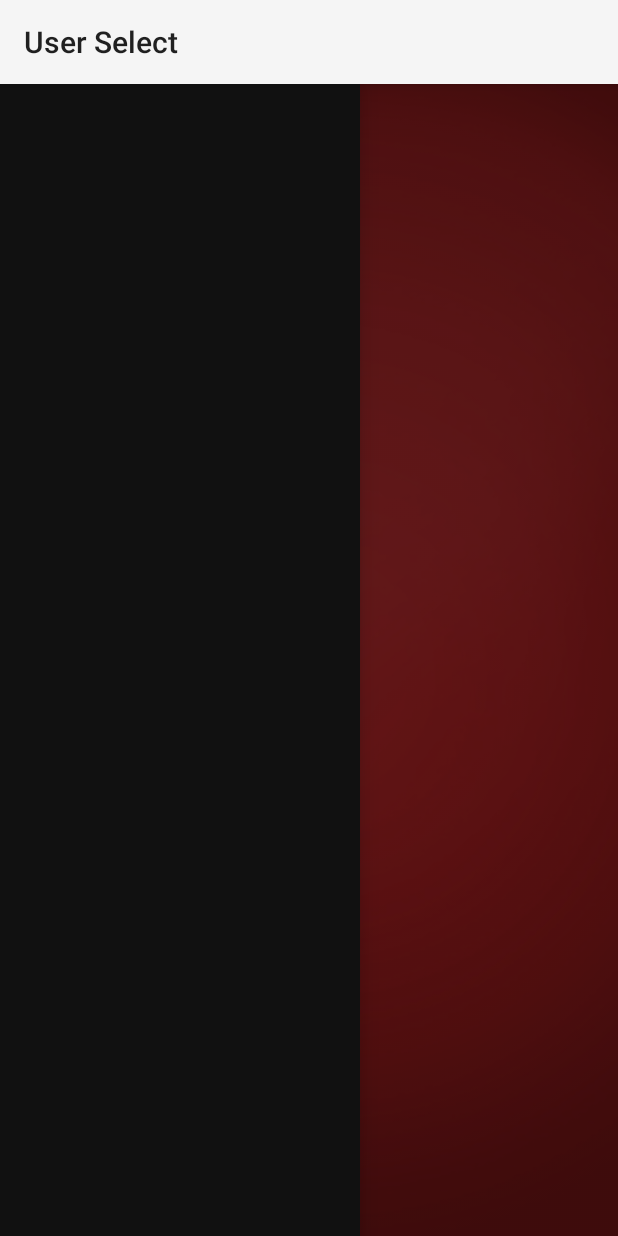
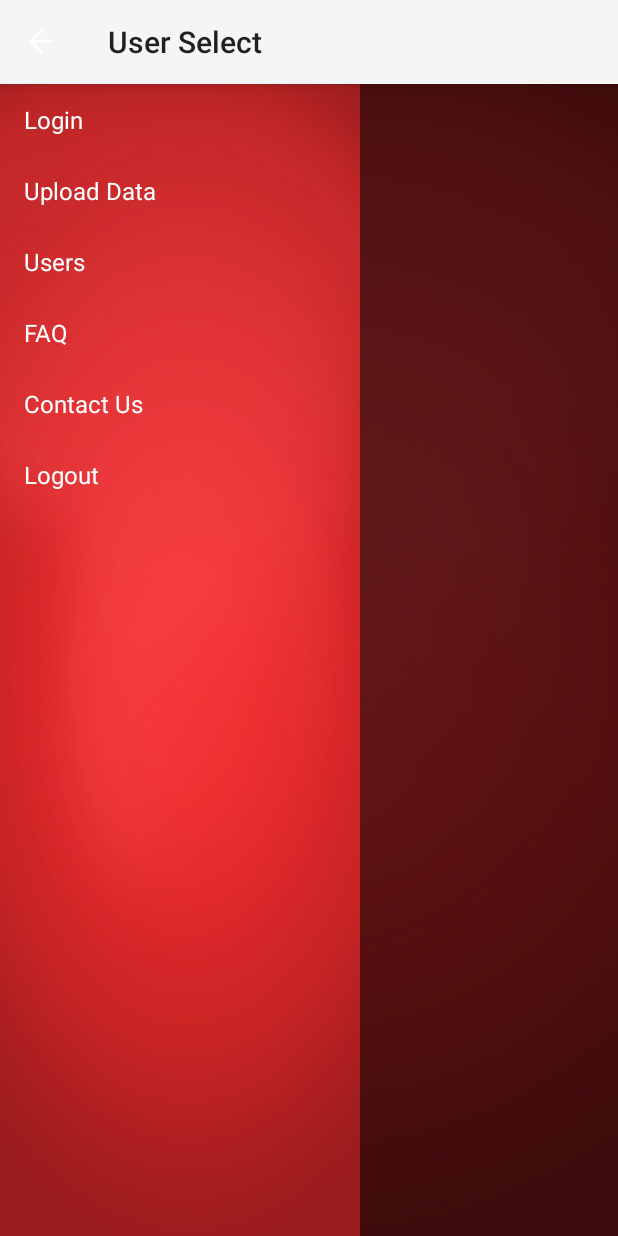
Before and after one commit to mba12/movobluewave, an Android app: the UserActivity screen opened directly, with no data from a screen before it, with the side drawer open, on a phone screen of 412 x 824 dp. Run offline under Robolectric (Android 15) with nearby library versions, the phone set to English and light mode, and no system bars; libraries missing offline, so code that uses them is left out: com.firebase.client, com.github.mikephil.charting.

Commit message:
Multi-user support implemented. Can successfully swap between users in the users page and once the app has been restarted the charts update and display the correct data. To make this actually usable I need to make user creation via the app a thing as right now you can only log into already existing users. I also have to tie the callback from the login swap so that it updates the charts on its own.

```diff
--- a/src/android/app/src/main/java/com/movo/wave/UserActivity.java
+++ b/src/android/app/src/main/java/com/movo/wave/UserActivity.java
@@ -6,10 +6,14 @@ import android.os.Bundle;
 import android.support.v4.widget.DrawerLayout;
 import android.support.v7.app.ActionBarActivity;
 import android.support.v7.app.ActionBarDrawerToggle;
+import android.support.v7.widget.Toolbar;
+import android.util.Log;
 import android.view.View;
 import android.widget.AdapterView;
 import android.widget.ArrayAdapter;
+import android.widget.Button;
 import android.widget.ListView;
+import android.widget.Toast;
 
 import com.github.mikephil.charting.charts.LineChart;
 
@@ -24,6 +28,11 @@ public class UserActivity extends ActionBarActivity {
     Context c;
     ArrayList<String> users;
     ListView userList;
+    private DrawerLayout mDrawerLayout;
+    private ListView mDrawerList;
+    private ActionBarDrawerToggle mDrawerToggle;
+    String[] menuOptions;
+
     public String TAG = "Movo Wave User Select";
     @Override
     protected void onCreate(Bundle savedInstanceState) {
@@ -49,12 +58,114 @@ public class UserActivity extends ActionBarActivity {
             // argument position gives the index of item which is clicked
             public void onItemClick(AdapterView<?> arg0, View v, int position, long arg3) {
                 // TODO Auto-generated method stub
+//                Toast.makeText(c, users.get(position)+"", Toast.LENGTH_SHORT).show();
+                    String uid = UserData.getUserData(c).getUIDByEmail(users.get(position));
+                    UserData.getUserData(c).loadNewUser(uid);
 
             }
         });
 
 
 
+        Button addUser = (Button) findViewById(R.id.addUserButton);
+        addUser.setOnClickListener(new View.OnClickListener() {
+            public void onClick(View v) {
+            Toast.makeText(c, "TODO!", Toast.LENGTH_SHORT).show();
+
+            }
+        });
+
+
+
+
+
+
+
+
+
+
+//**********************Set Up slider menu******************//
+        menuOptions = new String[6];
+        menuOptions[0] = "Login";
+        menuOptions[1] = "Upload Data";
+        menuOptions[2] = "Users";
+        menuOptions[3] = "FAQ";
+        menuOptions[4] = "Contact Us";
+        menuOptions[5] = "Logout";
+
+        mDrawerList = (ListView) findViewById(R.id.left_drawer);
+        mDrawerLayout = (DrawerLayout) findViewById(R.id.drawer_layout);
+        mDrawerList.setBackgroundResource(R.drawable.splash);
+
+        // Set the adapter for the list view
+        mDrawerList.setAdapter(new ArrayAdapter<String>(UserActivity.this,
+                R.layout.drawer_list_item, menuOptions));
+        // Set the list's click listener
+        mDrawerList.setOnItemClickListener(new DrawerItemClickListener());
+
+
+        Toolbar mToolbar = (Toolbar)findViewById(R.id.toolbar);
+        getSupportActionBar().setHomeButtonEnabled(true);
+        getSupportActionBar().setDisplayHomeAsUpEnabled(true);
+        mDrawerToggle = new ActionBarDrawerToggle(
+                this,  mDrawerLayout, mToolbar,
+                R.string.navigation_drawer_open, R.string.navigation_drawer_close
+        );
+        mDrawerLayout.setDrawerListener(mDrawerToggle);
+        getSupportActionBar().setDisplayHomeAsUpEnabled(true);
+        getSupportActionBar().setHomeButtonEnabled(true);
+        mDrawerToggle.syncState();
+        //*********************************************************//
+
+
+    }
+
+    /**
+     * Swaps fragments in the main content view
+     */
+    private void selectItem(int position) {
+
+
+        mDrawerList.setItemChecked(position, false);
+        mDrawerLayout.closeDrawer(mDrawerList);
+        switch (position)
+        {
+            case 0:
+//                create();
+                Log.d(TAG, "Login pressed");
+//                login();
+                break;
+            case 1:
+                Log.d(TAG, "Upload pressed");
+                UserData myData = UserData.getUserData(c);
+                Log.d(TAG, "Cur user data: "+myData.getCurUID());
+
+//                login();
+                break;
+            case 2:
+                Log.d(TAG, "Users pressed");
+//                users();
+
+            case 3:
+                Log.d(TAG, "FAQ pressed");
+//                logout();
+                break;
+            case 4:
+                Log.d(TAG, "Contact pressed");
+//                match();
+                break;
+
+            case 5:
+                Log.d(TAG, "Logout pressed");
+//                logout();
+                break;
+        }
+    }
+    private class DrawerItemClickListener implements ListView.OnItemClickListener {
+        @Override
+        public void onItemClick(AdapterView parent, View view, int position, long id) {
+            selectItem(position);
+        }
     }
 
 }
--- a/src/android/app/src/main/res/layout/activity_user.xml
+++ b/src/android/app/src/main/res/layout/activity_user.xml
@@ -25,9 +25,17 @@
             android:id="@+id/userList"
             android:layout_width="fill_parent"
             android:layout_height="fill_parent"
-
+            android:layout_above="@+id/addUserButton"
 
             />
+        <Button
+            android:id="@+id/addUserButton"
+            android:layout_width="wrap_content"
+            android:layout_height="wrap_content"
+            android:gravity="center"
+            android:layout_alignParentBottom="true"
+            android:text="Add User"/>
+
 
 
     </RelativeLayout>
```
Also changed, not shown: src/android/app/src/main/java/com/movo/wave/Home.java (+29 -3 lines), src/android/app/src/main/java/com/movo/wave/LoginActivity.java (+10 -6 lines), src/android/app/src/main/java/com/movo/wave/UserData.java (+64 -11 lines).
